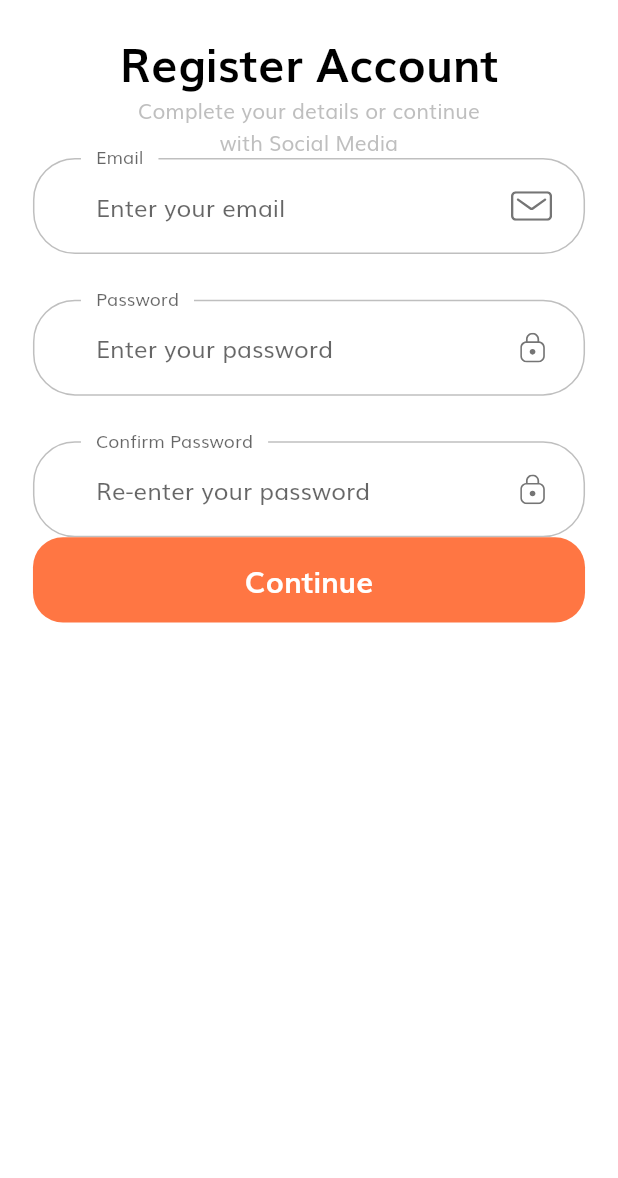
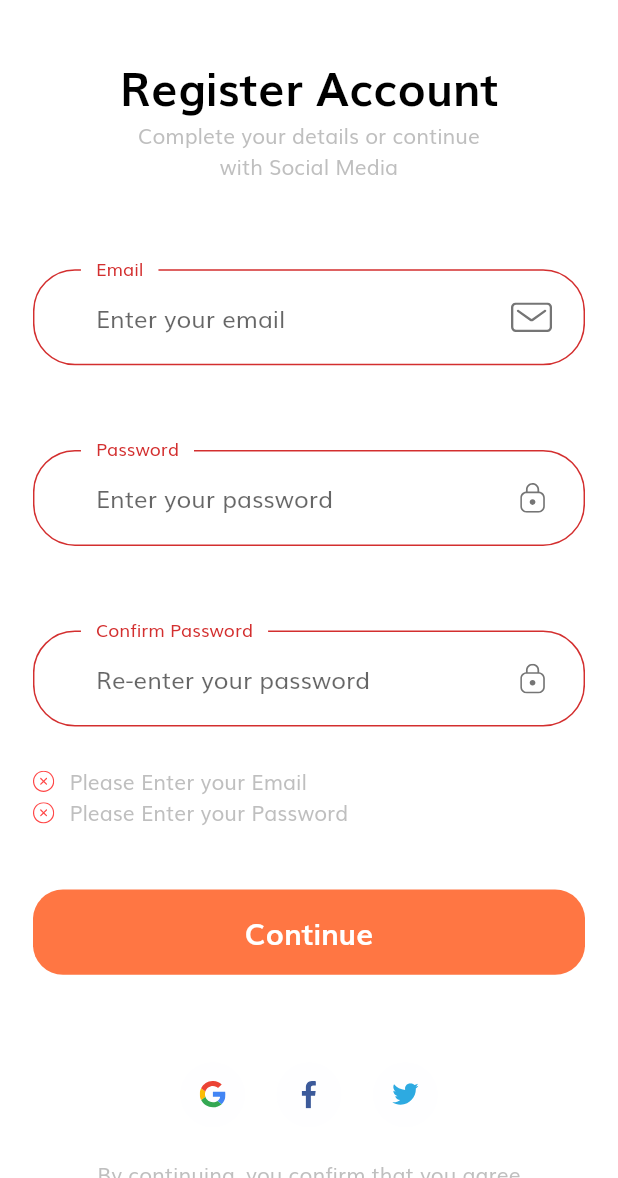
Before and after one commit to fidelisnwabisi/shop_app, a Flutter app: the SignUpScreen screen opened by its route, after a tap on "Continue", on a phone screen of 412 x 824 dp, the part 58-1236 px from its top. Run offline on Flutter 3.47's test engine with Material 2 defaults, Android fonts, the light colour scheme and no system bars; our stand-ins replace flutter_svg.

Commit message:
added social icon and SingleChildScrollView added sign_up_form.dart

```diff
--- a/lib/screens/sign_up/components/body.dart
+++ b/lib/screens/sign_up/components/body.dart
@@ -1,8 +1,9 @@
 import 'package:flutter/material.dart';
-import 'package:shop_app/components/custom_suffixIcon.dart';
-import 'package:shop_app/components/default_button.dart';
+import 'package:shop_app/components/social_card.dart';
 import 'package:shop_app/constants.dart';
 import 'package:shop_app/size_config.dart';
+
+import 'sign_up_form.dart';
 
 class Body extends StatelessWidget {
   const Body({super.key});
@@ -14,8 +15,11 @@ class Body extends StatelessWidget {
       child: Padding(
         padding:
             EdgeInsets.symmetric(horizontal: getProportionateScreenWidth(20)),
+        child: SingleChildScrollView(
           child: Column(
             children: [
+              SizedBox(height: SizeConfig.screenHeight * 0.02),
+              // 2% of total height
               Text(
                 "Register Account",
                 style: headingStyle,
@@ -24,152 +28,37 @@ class Body extends StatelessWidget {
                 "Complete your details or continue \nwith Social Media",
                 textAlign: TextAlign.center,
               ),
-            SignUpForm()
+              SizedBox(height: SizeConfig.screenHeight * 0.07),
+              // 8% of total height
+              SignUpForm(),
+              SizedBox(height: SizeConfig.screenHeight * 0.07),
+              // 8% of total height
+              Row(
+                mainAxisAlignment: MainAxisAlignment.center,
+                children: [
+                  SocialCard(
+                    icon: 'assets/icons/google-icon.svg',
+                    press: () {},
+                  ),
+                  SocialCard(
+                    icon: 'assets/icons/facebook-2.svg',
+                    press: () {},
+                  ),
+                  SocialCard(
+                    icon: 'assets/icons/twitter.svg',
+                    press: () {},
+                  ),
                 ],
+              ),
+              SizedBox(height: getProportionateScreenHeight(20)),
+              Text(
+                "By continuing, you confirm that you agree \nwith our Terms and Conditions",
+                textAlign: TextAlign.center,
+              )
+            ],
+          ),
         ),
       ),
     );
   }
 }
-
-class SignUpForm extends StatefulWidget {
-  const SignUpForm({super.key});
-
-  @override
-  State<SignUpForm> createState() => _SignUpFormState();
-}
-
-class _SignUpFormState extends State<SignUpForm> {
-  final _formKey = GlobalKey<FormState>();
-  late String email;
-  late String password;
-  late String confirm_password;
-  final List<String> errors = [];
-  void addError({required String error}) {
-    if (!errors.contains(error))
-      setState(() {
-        errors.add(error);
-      });
-  }
-
-  void removeError({required String error}) {
-    if (errors.contains(error))
-      setState(() {
-        errors.remove(error);
-      });
-  }
-
-  @override
-  Widget build(BuildContext context) {
-    return Form(
-      child: Column(
-        children: [
-          buildEmailFormField(),
-          SizedBox(height: getProportionateScreenHeight(30)),
-          buildPasswordFormField(),
-          SizedBox(height: getProportionateScreenHeight(30)),
-          buildConfPasswordFormField(),
-          DefaultButton(text: "Continue", press: () {})
-        ],
-      ),
-    );
-  }
-
-  TextFormField buildConfPasswordFormField() {
-    return TextFormField(
-      obscureText: true,
-      onSaved: (newValue) => password = newValue!,
-      onChanged: (value) {
-        if (password == confirm_password) {
-          removeError(error: kMatchPassError);
-        }
-        return null;
-      },
-      validator: (value) {
-        if (value!.isEmpty) {
-          return "";
-        } else if (password != confirm_password) {
-          addError(error: kMatchPassError);
-          return "";
-        }
-        return null;
-      },
-      decoration: InputDecoration(
-        labelText: "Confirm Password",
-        hintText: "Re-enter your password",
-        // If  you are using latest version of flutter then lable text and hint text shown like this
-        // if you r using flutter less then 1.20.* then maybe this is not working properly
-        floatingLabelBehavior: FloatingLabelBehavior.always,
-        suffixIcon: CustomSuffixIcon(svgIcon: "assets/icons/Lock.svg"),
-      ),
-    );
-  }
-
-  TextFormField buildPasswordFormField() {
-    return TextFormField(
-      obscureText: true,
-      onSaved: (newValue) => password = newValue!,
-      onChanged: (value) {
-        if (value.isNotEmpty) {
-          removeError(error: kPassNullError);
-        } else if (value.length >= 8) {
-          removeError(error: kShortPassError);
-        }
-        password = value;
-        return null;
-      },
-      validator: (value) {
-        if (value!.isEmpty) {
-          addError(error: kPassNullError);
-          return "";
-        } else if (value.length < 8) {
-          addError(error: kShortPassError);
-          return "";
-        }
-        return null;
-      },
-      decoration: InputDecoration(
-        labelText: "Password",
-        hintText: "Enter your password",
-        // If  you are using latest version of flutter then lable text and hint text shown like this
-        // if you r using flutter less then 1.20.* then maybe this is not working properly
-        floatingLabelBehavior: FloatingLabelBehavior.always,
-        suffixIcon: CustomSuffixIcon(svgIcon: "assets/icons/Lock.svg"),
-      ),
-    );
-  }
-
-  TextFormField buildEmailFormField() {
-    return TextFormField(
-      keyboardType: TextInputType.emailAddress,
-      onSaved: (newValue) => email = newValue!,
-      onChanged: (value) {
-        if (value.isNotEmpty) {
-          removeError(error: kEmailNullError);
-        } else if (emailValidatorRegExp.hasMatch(value)) {
-          removeError(error: kInvalidEmailError);
-        }
-        password = value;
-        return null;
-      },
-      validator: (value) {
-        if (value!.isEmpty) {
-          addError(error: kEmailNullError);
-          return "";
-        } else if (!emailValidatorRegExp.hasMatch(value)) {
-          addError(error: kInvalidEmailError);
-          return "";
-        }
-        return null;
-      },
-      decoration: InputDecoration(
-        labelText: "Email",
-        hintText: "Enter your email",
-        // If  you are using latest version of flutter then lable text and hint text shown like this
-        // if you r using flutter less then 1.20.* then maybe this is not working properly
-        floatingLabelBehavior: FloatingLabelBehavior.always,
-        suffixIcon: CustomSuffixIcon(svgIcon: "assets/icons/Mail.svg"),
-      ),
-    );
-  }
-}
--- /dev/null
+++ b/lib/screens/sign_up/components/sign_up_form.dart
@@ -0,0 +1,157 @@
+import 'package:flutter/material.dart';
+import 'package:shop_app/components/custom_suffixIcon.dart';
+import 'package:shop_app/components/default_button.dart';
+import 'package:shop_app/components/form_error.dart';
+import 'package:shop_app/constants.dart';
+import 'package:shop_app/size_config.dart';
+
+class SignUpForm extends StatefulWidget {
+  const SignUpForm({super.key});
+
+  @override
+  State<SignUpForm> createState() => _SignUpFormState();
+}
+
+class _SignUpFormState extends State<SignUpForm> {
+  final _formKey = GlobalKey<FormState>();
+  late String email;
+  late String password;
+  late String confirm_password;
+  final List<String> errors = [];
+  void addError({required String error}) {
+    if (!errors.contains(error))
+      setState(() {
+        errors.add(error);
+      });
+  }
+
+  void removeError({required String error}) {
+    if (errors.contains(error))
+      setState(() {
+        errors.remove(error);
+      });
+  }
+
+  @override
+  Widget build(BuildContext context) {
+    return Form(
+      key: _formKey,
+      child: Column(
+        children: [
+          buildEmailFormField(),
+          SizedBox(height: getProportionateScreenHeight(30)),
+          buildPasswordFormField(),
+          SizedBox(height: getProportionateScreenHeight(30)),
+          buildConfPasswordFormField(),
+          FormError(errors: errors),
+          SizedBox(height: getProportionateScreenHeight(40)),
+          DefaultButton(
+              text: "Continue",
+              press: () {
+                if (_formKey.currentState!.validate()) {
+                  // Go to complete profile screen
+                }
+              })
+        ],
+      ),
+    );
+  }
+
+  TextFormField buildConfPasswordFormField() {
+    return TextFormField(
+      obscureText: true,
+      onSaved: (newValue) => password = newValue!,
+      onChanged: (value) {
+        if (password == confirm_password) {
+          removeError(error: kMatchPassError);
+        }
+        return null;
+      },
+      validator: (value) {
+        if (value!.isEmpty) {
+          return "";
+        } else if (password != confirm_password) {
+          addError(error: kMatchPassError);
+          return "";
+        }
+        return null;
+      },
+      decoration: InputDecoration(
+        labelText: "Confirm Password",
+        hintText: "Re-enter your password",
+        // If  you are using latest version of flutter then lable text and hint text shown like this
+        // if you r using flutter less then 1.20.* then maybe this is not working properly
+        floatingLabelBehavior: FloatingLabelBehavior.always,
+        suffixIcon: CustomSuffixIcon(svgIcon: "assets/icons/Lock.svg"),
+      ),
+    );
+  }
+
+  TextFormField buildPasswordFormField() {
+    return TextFormField(
+      obscureText: true,
+      onSaved: (newValue) => password = newValue!,
+      onChanged: (value) {
+        if (value.isNotEmpty) {
+          removeError(error: kPassNullError);
+        } else if (value.length >= 8) {
+          removeError(error: kShortPassError);
+        }
+        password = value;
+        return null;
+      },
+      validator: (value) {
+        if (value!.isEmpty) {
+          addError(error: kPassNullError);
+          return "";
+        } else if (value.length < 8) {
+          addError(error: kShortPassError);
+          return "";
+        }
+        return null;
+      },
+      decoration: InputDecoration(
+        labelText: "Password",
+        hintText: "Enter your password",
+        // If  you are using latest version of flutter then lable text and hint text shown like this
+        // if you r using flutter less then 1.20.* then maybe this is not working properly
+        floatingLabelBehavior: FloatingLabelBehavior.always,
+        suffixIcon: CustomSuffixIcon(svgIcon: "assets/icons/Lock.svg"),
+      ),
+    );
+  }
+
+  TextFormField buildEmailFormField() {
+    return TextFormField(
+      keyboardType: TextInputType.emailAddress,
+      onSaved: (newValue) => email = newValue!,
+      onChanged: (value) {
+        if (value.isNotEmpty) {
+          removeError(error: kEmailNullError);
+        } else if (emailValidatorRegExp.hasMatch(value)) {
+          removeError(error: kInvalidEmailError);
+        }
+        password = value;
+        return null;
+      },
+      validator: (value) {
+        if (value!.isEmpty) {
+          addError(error: kEmailNullError);
+          return "";
+        } else if (!emailValidatorRegExp.hasMatch(value)) {
+          addError(error: kInvalidEmailError);
+          return "";
+        }
+        return null;
+      },
+      decoration: InputDecoration(
+        labelText: "Email",
+        hintText: "Enter your email",
+        // If  you are using latest version of flutter then lable text and hint text shown like this
+        // if you r using flutter less then 1.20.* then maybe this is not working properly
+        floatingLabelBehavior: FloatingLabelBehavior.always,
+        suffixIcon: CustomSuffixIcon(svgIcon: "assets/icons/Mail.svg"),
+      ),
+    );
+  }
+}
```
Lines whose indentation alone changed are shown as unchanged.
